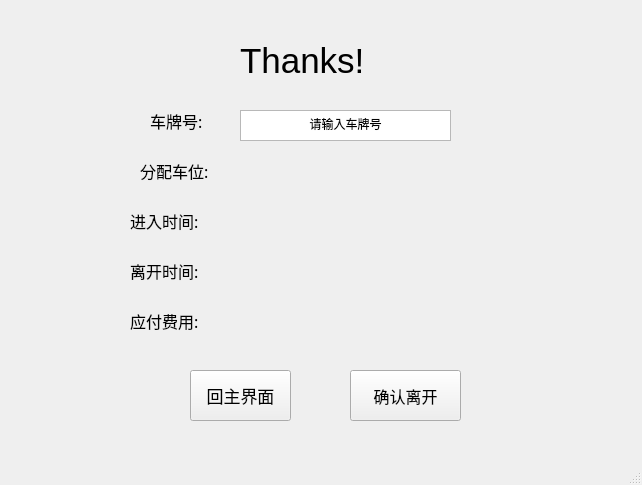
Tairy/parking, file out.ui: the form before one commit.
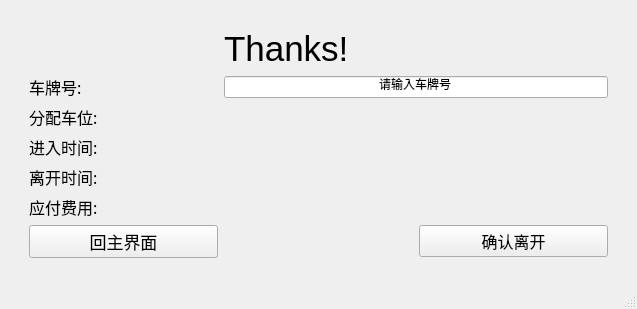
The form after the commit.

What changed in the file:
```diff
--- a/out.ui
+++ b/out.ui
@@ -6,23 +6,76 @@
    <rect>
     <x>0</x>
     <y>0</y>
-    <width>642</width>
-    <height>485</height>
+    <width>637</width>
+    <height>298</height>
    </rect>
   </property>
+  <property name="sizePolicy">
+   <sizepolicy hsizetype="Expanding" vsizetype="Expanding">
+    <horstretch>0</horstretch>
+    <verstretch>0</verstretch>
+   </sizepolicy>
+  </property>
   <property name="windowTitle">
    <string>MainWindow</string>
   </property>
   <widget class="QWidget" name="centralwidget">
+   <property name="sizePolicy">
+    <sizepolicy hsizetype="Expanding" vsizetype="Expanding">
+     <horstretch>0</horstretch>
+     <verstretch>0</verstretch>
+    </sizepolicy>
+   </property>
+   <property name="layoutDirection">
+    <enum>Qt::LeftToRight</enum>
+   </property>
+   <property name="autoFillBackground">
+    <bool>true</bool>
+   </property>
+   <layout class="QVBoxLayout" name="verticalLayout">
+    <item>
+     <layout class="QGridLayout" name="gridLayout">
+      <property name="leftMargin">
+       <number>20</number>
+      </property>
+      <property name="topMargin">
+       <number>20</number>
+      </property>
+      <property name="rightMargin">
+       <number>20</number>
+      </property>
+      <property name="bottomMargin">
+       <number>20</number>
+      </property>
+      <item row="5" column="1" colspan="2">
+       <widget class="QLabel" name="change">
+        <property name="text">
+         <string/>
+        </property>
+       </widget>
+      </item>
+      <item row="0" column="2">
+       <spacer name="horizontalSpacer_3">
+        <property name="orientation">
+         <enum>Qt::Horizontal</enum>
+        </property>
+        <property name="sizeHint" stdset="0">
+         <size>
+          <width>40</width>
+          <height>20</height>
+         </size>
+        </property>
+       </spacer>
+      </item>
+      <item row="3" column="1" colspan="2">
+       <widget class="QLabel" name="in_time">
+        <property name="text">
+         <string/>
+        </property>
+       </widget>
+      </item>
+      <item row="3" column="0">
    <widget class="QLabel" name="label_5">
-    <property name="geometry">
-     <rect>
-      <x>130</x>
-      <y>210</y>
-      <width>71</width>
-      <height>21</height>
-     </rect>
-    </property>
     <property name="font">
      <font>
       <family>Droid Sans Fallback</family>
@@ -33,32 +86,27 @@
      <string>进入时间:</string>
     </property>
    </widget>
-   <widget class="QTextEdit" name="textEdit_2">
-    <property name="geometry">
-     <rect>
-      <x>240</x>
-      <y>110</y>
-      <width>211</width>
-      <height>31</height>
-     </rect>
-    </property>
-    <property name="html">
-     <string>&lt;!DOCTYPE HTML PUBLIC &quot;-//W3C//DTD HTML 4.0//EN&quot; &quot;http://www.w3.org/TR/REC-html40/strict.dtd&quot;&gt;
-&lt;html&gt;&lt;head&gt;&lt;meta name=&quot;qrichtext&quot; content=&quot;1&quot; /&gt;&lt;style type=&quot;text/css&quot;&gt;
-p, li { white-space: pre-wrap; }
-&lt;/style&gt;&lt;/head&gt;&lt;body style=&quot; font-family:'Sans Serif'; font-size:9pt; font-weight:400; font-style:normal;&quot;&gt;
-&lt;p align=&quot;center&quot; style=&quot; margin-top:0px; margin-bottom:0px; margin-left:0px; margin-right:0px; -qt-block-indent:0; text-indent:0px;&quot;&gt;请输入车牌号&lt;/p&gt;&lt;/body&gt;&lt;/html&gt;</string>
-    </property>
-   </widget>
+      </item>
+      <item row="6" column="0">
+       <widget class="QPushButton" name="back">
+        <property name="sizePolicy">
+         <sizepolicy hsizetype="Expanding" vsizetype="Expanding">
+          <horstretch>0</horstretch>
+          <verstretch>0</verstretch>
+         </sizepolicy>
+        </property>
+        <property name="font">
+         <font>
+          <pointsize>13</pointsize>
+         </font>
+        </property>
+        <property name="text">
+         <string>回主界面</string>
+        </property>
+       </widget>
+      </item>
+      <item row="1" column="0">
    <widget class="QLabel" name="label_3">
-    <property name="geometry">
-     <rect>
-      <x>150</x>
-      <y>110</y>
-      <width>71</width>
-      <height>21</height>
-     </rect>
-    </property>
     <property name="font">
      <font>
       <family>Droid Sans Fallback</family>
@@ -69,33 +117,22 @@
      <string>车牌号:</string>
     </property>
    </widget>
-   <widget class="QLabel" name="label">
-    <property name="geometry">
-     <rect>
-      <x>240</x>
-      <y>30</y>
-      <width>181</width>
-      <height>61</height>
-     </rect>
-    </property>
+      </item>
+      <item row="5" column="0">
+       <widget class="QLabel" name="label_7">
     <property name="font">
      <font>
-      <pointsize>26</pointsize>
+          <family>Droid Sans Fallback</family>
+          <pointsize>12</pointsize>
      </font>
     </property>
     <property name="text">
-     <string>Thanks!</string>
-    </property>
-   </widget>
+         <string>应付费用:</string>
+        </property>
+       </widget>
+      </item>
+      <item row="2" column="0">
    <widget class="QLabel" name="label_4">
-    <property name="geometry">
-     <rect>
-      <x>140</x>
-      <y>160</y>
-      <width>71</width>
-      <height>21</height>
-     </rect>
-    </property>
     <property name="font">
      <font>
       <family>Droid Sans Fallback</family>
@@ -106,15 +143,16 @@
      <string>分配车位:</string>
     </property>
    </widget>
+      </item>
+      <item row="4" column="1" colspan="2">
+       <widget class="QLabel" name="out_time">
+        <property name="text">
+         <string/>
+        </property>
+       </widget>
+      </item>
+      <item row="4" column="0">
    <widget class="QLabel" name="label_6">
-    <property name="geometry">
-     <rect>
-      <x>130</x>
-      <y>260</y>
-      <width>71</width>
-      <height>21</height>
-     </rect>
-    </property>
     <property name="font">
      <font>
       <family>Droid Sans Fallback</family>
@@ -125,15 +163,9 @@
      <string>离开时间:</string>
     </property>
    </widget>
+      </item>
+      <item row="6" column="2">
    <widget class="QPushButton" name="leave">
-    <property name="geometry">
-     <rect>
-      <x>350</x>
-      <y>370</y>
-      <width>111</width>
-      <height>51</height>
-     </rect>
-    </property>
     <property name="font">
      <font>
       <pointsize>12</pointsize>
@@ -143,95 +175,68 @@
      <string>确认离开</string>
     </property>
    </widget>
-   <widget class="QPushButton" name="back">
-    <property name="geometry">
-     <rect>
-      <x>190</x>
-      <y>370</y>
-      <width>101</width>
-      <height>51</height>
-     </rect>
-    </property>
-    <property name="font">
-     <font>
-      <pointsize>13</pointsize>
-     </font>
-    </property>
-    <property name="text">
-     <string>回主界面</string>
-    </property>
-   </widget>
-   <widget class="QLabel" name="label_7">
-    <property name="geometry">
-     <rect>
-      <x>130</x>
-      <y>310</y>
-      <width>71</width>
-      <height>21</height>
-     </rect>
-    </property>
-    <property name="font">
-     <font>
-      <family>Droid Sans Fallback</family>
-      <pointsize>12</pointsize>
-     </font>
-    </property>
-    <property name="text">
-     <string>应付费用:</string>
-    </property>
-   </widget>
-   <widget class="QLabel" name="out_time">
-    <property name="geometry">
-     <rect>
-      <x>240</x>
-      <y>260</y>
-      <width>211</width>
-      <height>31</height>
-     </rect>
-    </property>
-    <property name="text">
-     <string/>
-    </property>
-   </widget>
+      </item>
+      <item row="2" column="1" colspan="2">
    <widget class="QLabel" name="car_pos">
-    <property name="geometry">
-     <rect>
-      <x>240</x>
-      <y>160</y>
-      <width>211</width>
-      <height>31</height>
-     </rect>
-    </property>
     <property name="text">
      <string/>
     </property>
    </widget>
-   <widget class="QLabel" name="in_time">
-    <property name="geometry">
-     <rect>
-      <x>240</x>
-      <y>210</y>
-      <width>211</width>
-      <height>31</height>
-     </rect>
+      </item>
+      <item row="0" column="1">
+       <widget class="QLabel" name="label">
+        <property name="font">
+         <font>
+          <pointsize>26</pointsize>
+         </font>
     </property>
     <property name="text">
-     <string/>
-    </property>
-   </widget>
-   <widget class="QLabel" name="change">
-    <property name="geometry">
-     <rect>
-      <x>240</x>
-      <y>310</y>
-      <width>211</width>
-      <height>31</height>
-     </rect>
-    </property>
+         <string>Thanks!</string>
+        </property>
+       </widget>
+      </item>
+      <item row="6" column="1">
+       <spacer name="horizontalSpacer">
+        <property name="orientation">
+         <enum>Qt::Horizontal</enum>
+        </property>
+        <property name="sizeHint" stdset="0">
+         <size>
+          <width>40</width>
+          <height>20</height>
+         </size>
+        </property>
+       </spacer>
+      </item>
+      <item row="0" column="0">
+       <spacer name="horizontalSpacer_2">
+        <property name="orientation">
+         <enum>Qt::Horizontal</enum>
+        </property>
+        <property name="sizeHint" stdset="0">
+         <size>
+          <width>40</width>
+          <height>20</height>
+         </size>
+        </property>
+       </spacer>
+      </item>
+      <item row="1" column="1" colspan="2">
+       <widget class="QLineEdit" name="textEdit_2">
+        <property name="autoFillBackground">
+         <bool>false</bool>
+        </property>
     <property name="text">
-     <string/>
-    </property>
-   </widget>
+         <string>请输入车牌号</string>
+        </property>
+        <property name="alignment">
+         <set>Qt::AlignCenter</set>
+        </property>
+       </widget>
+      </item>
+     </layout>
+    </item>
+   </layout>
   </widget>
   <widget class="QStatusBar" name="statusbar"/>
  </widget>
```
Lines whose indentation alone changed are shown as unchanged.
